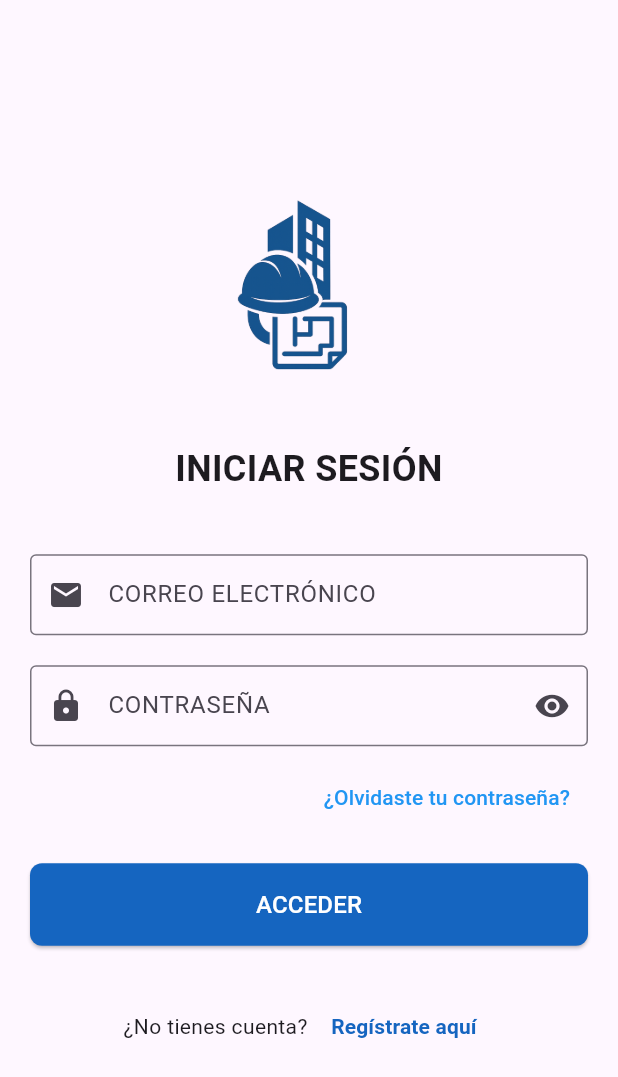
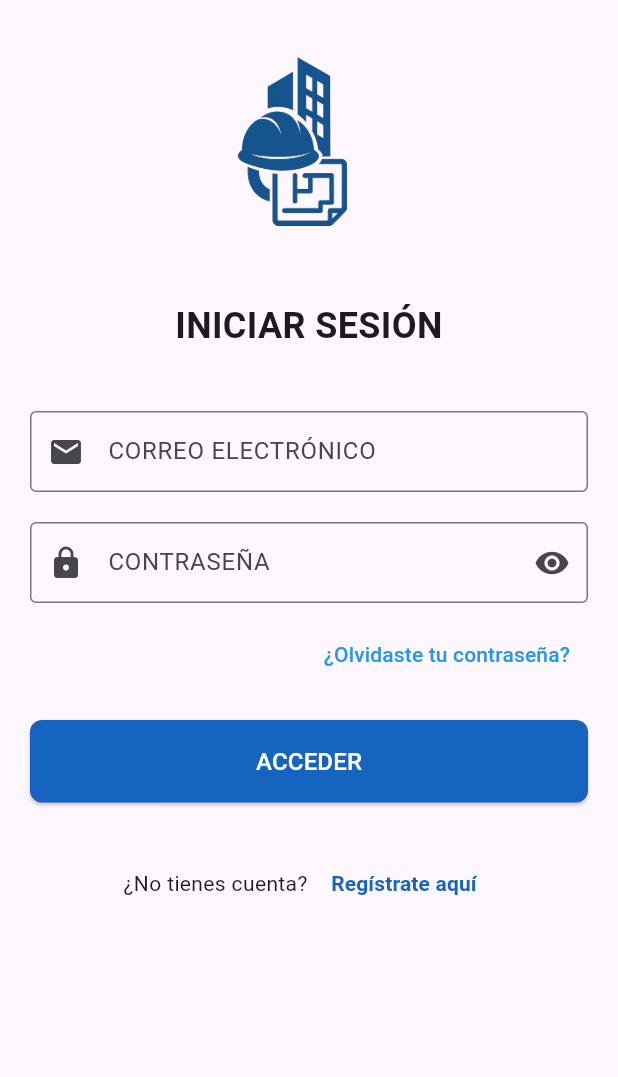
Before and after one commit to CarlosGuerrero008/Seguimiento_De_Construccion, a Flutter app: the screen it shows after launch, on a phone screen of 412 x 824 dp. Shown: the top 1077 px of the screen. Run offline on Flutter 3.47's test engine with Material 3 defaults, Android fonts, the phone set to English and light mode, and no system bars; our stand-ins replace cloud_firestore, device_info_plus, firebase_auth, firebase_core, image_picker, permission_handler and 1 more; accounts and stored records are empty.

Commit message:
Se realizaron los test login y register - #11

```diff
--- a/lib/screens/login_screen.dart
+++ b/lib/screens/login_screen.dart
@@ -23,7 +23,6 @@ class _LoginScreenState extends State<LoginScreen> {
   @override
   void initState() {
     super.initState();
-    // Nueva forma de detectar visibilidad del teclado
     _emailFocusNode.addListener(_onFocusChange);
     _passwordFocusNode.addListener(_onFocusChange);
   }
@@ -80,7 +79,10 @@ class _LoginScreenState extends State<LoginScreen> {
         return;
       }
 
-      Navigator.pushReplacement(context, MaterialPageRoute(builder: (_) => HomeScreen()));
+      Navigator.pushReplacement(
+        context,
+        MaterialPageRoute(builder: (_) => HomeScreen()),
+      );
     } on FirebaseAuthException catch (e) {
       String errorMessage;
       switch (e.code) {
@@ -116,10 +118,16 @@ class _LoginScreenState extends State<LoginScreen> {
     return Scaffold(
       body: GestureDetector(
         onTap: () => FocusScope.of(context).unfocus(),
+        child: SafeArea(
           child: SingleChildScrollView(
-          child: Container(
-            height: size.height,
             padding: EdgeInsets.all(20),
+            child: ConstrainedBox(
+              constraints: BoxConstraints(
+                minHeight: size.height -
+                    MediaQuery.of(context).padding.vertical -
+                    kToolbarHeight,
+              ),
+              child: IntrinsicHeight(
                 child: Form(
                   key: _formKey,
                   child: Column(
@@ -143,20 +151,23 @@ class _LoginScreenState extends State<LoginScreen> {
                       ),
                       SizedBox(height: 40),
                       TextFormField(
+                        key: Key('emailField'),
                         controller: emailController,
                         focusNode: _emailFocusNode,
                         decoration: InputDecoration(
                           labelText: "CORREO ELECTRÓNICO",
                           border: OutlineInputBorder(),
                           prefixIcon: Icon(Icons.email),
-                      contentPadding: EdgeInsets.symmetric(vertical: 15, horizontal: 15),
+                          contentPadding:
+                              EdgeInsets.symmetric(vertical: 15, horizontal: 15),
                         ),
                         keyboardType: TextInputType.emailAddress,
                         validator: (value) {
                           if (value == null || value.isEmpty) {
                             return 'Por favor ingresa tu correo';
                           }
-                      if (!RegExp(r'^[\w-\.]+@([\w-]+\.)+[\w-]{2,4}$').hasMatch(value)) {
+                          if (!RegExp(r'^[\w-\.]+@([\w-]+\.)+[\w-]{2,4}$')
+                              .hasMatch(value)) {
                             return 'Ingresa un correo válido';
                           }
                           return null;
@@ -164,6 +175,7 @@ class _LoginScreenState extends State<LoginScreen> {
                       ),
                       SizedBox(height: 20),
                       TextFormField(
+                        key: Key('passwordField'),
                         controller: passwordController,
                         focusNode: _passwordFocusNode,
                         decoration: InputDecoration(
@@ -172,13 +184,17 @@ class _LoginScreenState extends State<LoginScreen> {
                           prefixIcon: Icon(Icons.lock),
                           suffixIcon: IconButton(
                             icon: Icon(
-                          _obscurePassword ? Icons.visibility : Icons.visibility_off,
+                              _obscurePassword
+                                  ? Icons.visibility
+                                  : Icons.visibility_off,
                             ),
                             onPressed: () {
-                          setState(() => _obscurePassword = !_obscurePassword);
+                              setState(
+                                  () => _obscurePassword = !_obscurePassword);
                             },
                           ),
-                      contentPadding: EdgeInsets.symmetric(vertical: 15, horizontal: 15),
+                          contentPadding:
+                              EdgeInsets.symmetric(vertical: 15, horizontal: 15),
                         ),
                         obscureText: _obscurePassword,
                         validator: (value) {
@@ -198,7 +214,8 @@ class _LoginScreenState extends State<LoginScreen> {
                           onPressed: () {
                             Navigator.push(
                               context,
-                          MaterialPageRoute(builder: (_) => ForgotPasswordScreen()),
+                              MaterialPageRoute(
+                                  builder: (_) => ForgotPasswordScreen()),
                             );
                           },
                           child: Text(
@@ -209,6 +226,7 @@ class _LoginScreenState extends State<LoginScreen> {
                       ),
                       SizedBox(height: 20),
                       ElevatedButton(
+                        key: Key('loginButton'),
                         onPressed: _isLoading ? null : login,
                         style: ElevatedButton.styleFrom(
                           padding: EdgeInsets.symmetric(vertical: 16),
@@ -228,7 +246,8 @@ class _LoginScreenState extends State<LoginScreen> {
                               )
                             : Text(
                                 'ACCEDER',
-                            style: TextStyle(fontSize: 16, color: Colors.white),
+                                style: TextStyle(
+                                    fontSize: 16, color: Colors.white),
                               ),
                       ),
                       SizedBox(height: 30),
@@ -240,7 +259,8 @@ class _LoginScreenState extends State<LoginScreen> {
                             onPressed: () {
                               Navigator.push(
                                 context,
-                            MaterialPageRoute(builder: (_) => RegisterScreen()),
+                                MaterialPageRoute(
+                                    builder: (_) => RegisterScreen()),
                               );
                             },
                             child: Text(
@@ -253,7 +273,10 @@ class _LoginScreenState extends State<LoginScreen> {
                           ),
                         ],
                       ),
+                      Spacer(),
                     ],
+                  ),
+                ),
               ),
             ),
           ),
```
Also changed, not shown: lib/screens/register_screen.dart (+10 -7 lines), pubspec.yaml (+1 -68 lines), pubspec.lock, 3 other files. Lines whose indentation alone changed are shown as unchanged.
